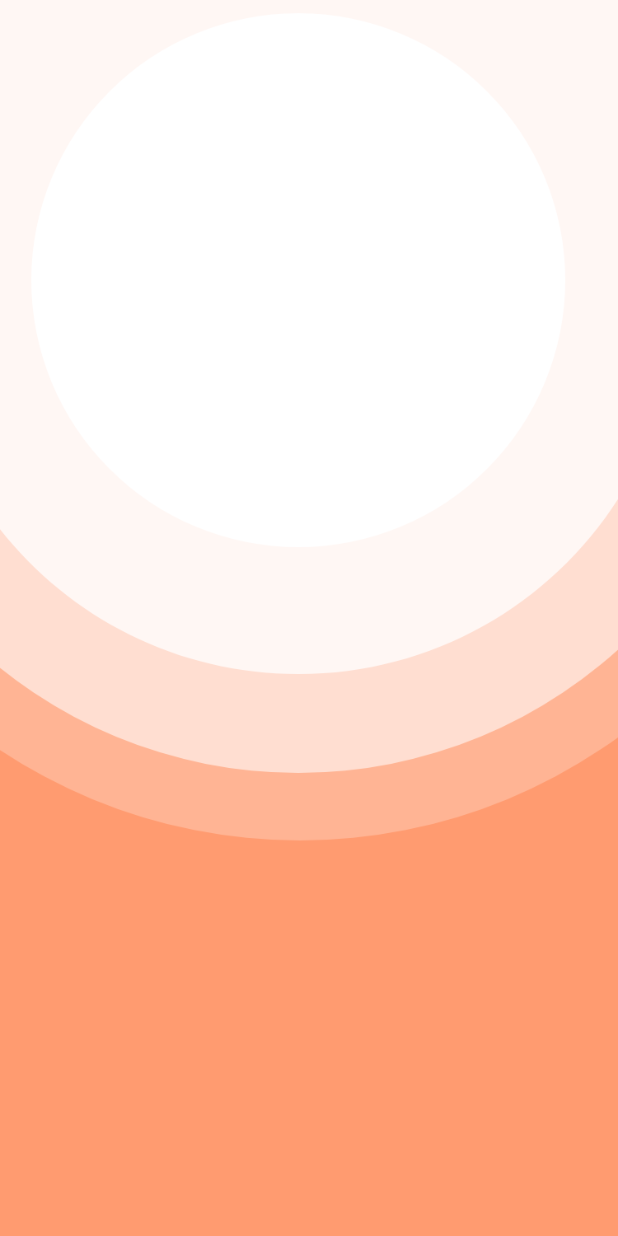
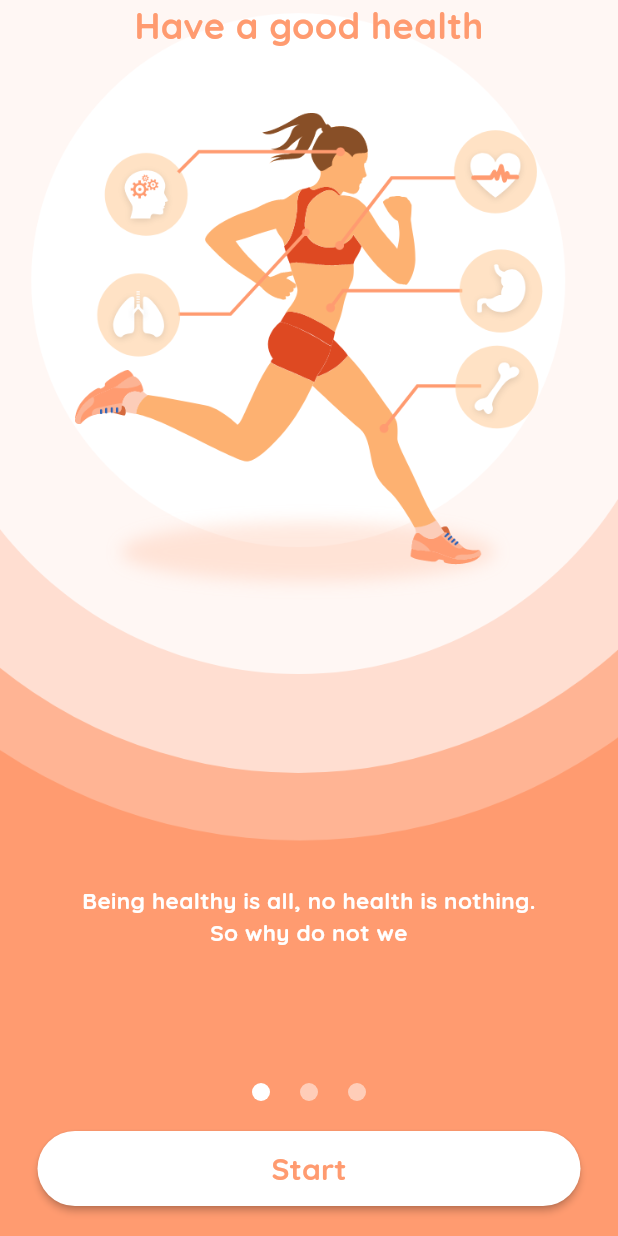
Before and after one commit to NabihUzcategui/Flutter-Workout-Fitness-App, a Flutter app: the screen it shows after launch, on a phone screen of 412 x 824 dp. Run offline on Flutter 3.47's test engine with Material 3 defaults, Android fonts, the light colour scheme and no system bars.

Commit message:
onBoarding page - done

```diff
--- /dev/null
+++ b/lib/common/common.dart
@@ -0,0 +1,3 @@
+
+export 'package:flutter_workout_fitness/common/color_extension.dart';
+export 'package:flutter_workout_fitness/common/round_button.dart';
--- /dev/null
+++ b/lib/common/round_button.dart
@@ -0,0 +1,30 @@
+import 'package:flutter/material.dart';
+import 'package:flutter_workout_fitness/common/color_extension.dart';
+
+class RoundButton extends StatelessWidget {
+  final String title;
+  final VoidCallback onPressed;
+
+  const RoundButton({super.key, required this.title, required this.onPressed});
+
+  @override
+  Widget build(BuildContext context) {
+    return MaterialButton(
+      height: 50,
+      minWidth: double.maxFinite,
+      color: TColor.white,
+      onPressed: onPressed,
+      shape: RoundedRectangleBorder(
+        borderRadius: BorderRadius.circular(25),
+      ),
+      child: Text(
+        title,
+        style: TextStyle(
+          color: TColor.primary,
+          fontSize: 20,
+          fontWeight: FontWeight.w700,
+        ),
+      ),
+    );
+  }
+}
--- a/lib/view/login/onboarding_view.dart
+++ b/lib/view/login/onboarding_view.dart
@@ -1,6 +1,6 @@
 import 'package:flutter/material.dart';
 
-import '../../common/color_extension.dart';
+import '../../common/common.dart';
 
 class OnBoardingView extends StatefulWidget {
   const OnBoardingView({super.key});
@@ -60,17 +60,77 @@ class _OnBoardingViewState extends State<OnBoardingView> {
             height: media.height,
             fit: BoxFit.cover,
           ),
-          PageView.builder(
+          SafeArea(
+            child: PageView.builder(
+              controller: pageController,
               itemCount: pageArr.length,
               itemBuilder: (context, index) {
-                final pObj = pageArr[index] as Map ?? {};
+                final pObj = pageArr[index] as Map? ?? {};
 
                 return Column(
                   children: [
-                    Text(""),
+                    Text(
+                      pObj["title"].toString(),
+                      style: TextStyle(
+                        color: TColor.primary,
+                        fontSize: 24,
+                        fontWeight: FontWeight.w700,
+                      ),
+                    ),
+                    SizedBox(height: media.width * 0.1),
+                    Image.asset(
+                      pObj["image"].toString(),
+                      width: media.width * 0.8,
+                      height: media.width * 0.8,
+                      fit: BoxFit.contain,
+                    ),
+                    SizedBox(height: media.width * 0.45),
+                    Text(
+                      pObj["subtitle"].toString(),
+                      textAlign: TextAlign.center,
+                      style: TextStyle(
+                        color: TColor.white,
+                        fontSize: 15,
+                        fontWeight: FontWeight.bold,
+                      ),
+                    ),
                   ],
                 );
-              })
+              },
+            ),
+          ),
+          Column(
+            children: [
+              const Spacer(),
+              Row(
+                mainAxisAlignment: MainAxisAlignment.center,
+                children: pageArr.map((pObj) {
+                  var index = pageArr.indexOf(pObj);
+                  return Container(
+                    margin: const EdgeInsets.symmetric(horizontal: 10.0),
+                    width: 12,
+                    height: 12,
+                    decoration: BoxDecoration(
+                      color: selectedPage == index
+                          ? TColor.white
+                          : TColor.white.withOpacity(0.5),
+                      borderRadius: BorderRadius.circular(10.0),
+                    ),
+                  );
+                }).toList(),
+              ),
+              Padding(
+                padding: const EdgeInsets.symmetric(
+                  horizontal: 25,
+                  vertical: 20,
+                ),
+                child: RoundButton(
+                  title: 'Start',
+                  onPressed: () {},
+                ),
+              ),
+            ],
+          )
         ],
       ),
     );
```
